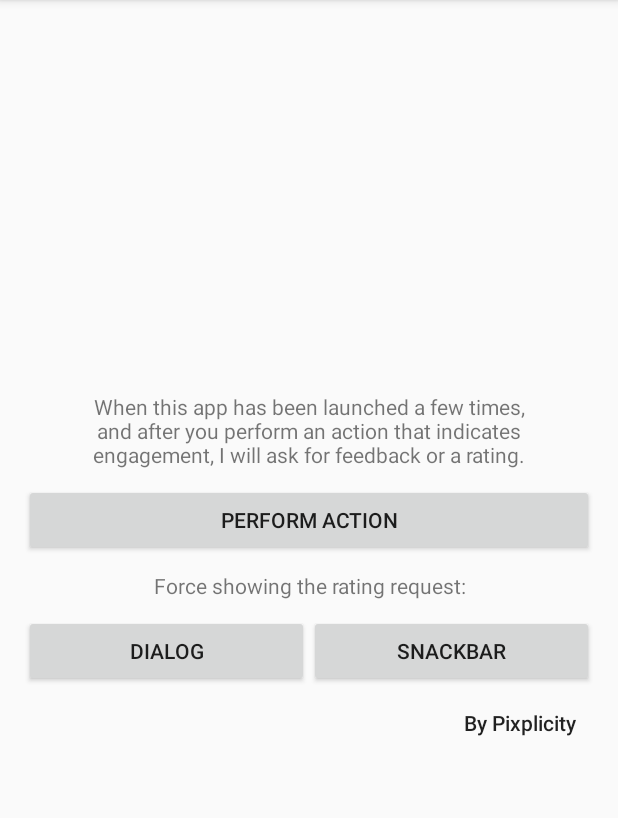
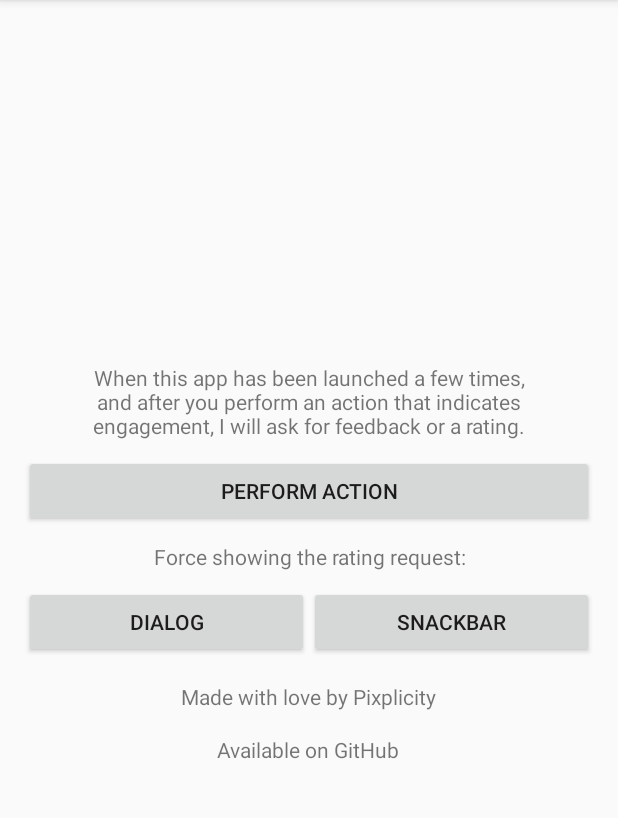
Before and after one commit to Pixplicity/gene-rate, an Android app: the screen it shows after launch (MainActivity), on a phone screen of 412 x 824 dp, the part 84-902 px from its top. Run offline under Robolectric (Android 15) with nearby library versions, the phone set to English and light mode, and no system bars.

```diff
--- a/app/src/main/java/com/pixplicity/generate/sample/MainActivity.java
+++ b/app/src/main/java/com/pixplicity/generate/sample/MainActivity.java
@@ -24,6 +24,7 @@ import android.view.View;
 import android.view.View.OnClickListener;
 import android.view.ViewGroup;
 import android.widget.Button;
+import android.widget.TextView;
 import android.widget.Toast;
 
 import com.pixplicity.generate.OnFeedbackListener;
@@ -79,12 +80,23 @@ public class MainActivity extends AppCompatActivity {
                 .setSnackBarParent(root)
                 .build();
 
-        Button btInfo = (Button) findViewById(R.id.bt_info);
-        btInfo.setOnClickListener(new OnClickListener() {
+        TextView tvMadeBy = (TextView) findViewById(R.id.tv_made_by);
+        tvMadeBy.setOnClickListener(new OnClickListener() {
             @Override
             public void onClick(View view) {
                 Intent intent = new Intent(Intent.ACTION_VIEW);
-                intent.setData(Uri.parse("https://pixplicity.com/?utm_source=android-gene-rate-app&utm_medium=app"));
+                intent.setData(Uri.parse(getString(R.string.pix_link)));
+                intent.setFlags(Intent.FLAG_ACTIVITY_NEW_TASK);
+                startActivity(intent);
+            }
+        });
+
+        TextView tvGitHub = (TextView) findViewById(R.id.tv_github);
+        tvGitHub.setOnClickListener(new OnClickListener() {
+            @Override
+            public void onClick(View view) {
+                Intent intent = new Intent(Intent.ACTION_VIEW);
+                intent.setData(Uri.parse(getString(R.string.github_link)));
                 intent.setFlags(Intent.FLAG_ACTIVITY_NEW_TASK);
                 startActivity(intent);
             }
--- a/app/src/main/res/layout/activity_main.xml
+++ b/app/src/main/res/layout/activity_main.xml
@@ -77,14 +77,27 @@
                 android:text="SnackBar"/>
         </LinearLayout>
 
-        <Button
-            android:id="@+id/bt_info"
-            style="@style/Base.Widget.AppCompat.Button.Borderless"
+        <TextView
+            android:id="@+id/tv_made_by"
             android:layout_width="wrap_content"
             android:layout_height="wrap_content"
-            android:layout_gravity="end"
-            android:text="By Pixplicity"
-            android:textAllCaps="false"
-            android:textStyle="normal"/>
+            android:layout_gravity="center_horizontal"
+            android:layout_marginTop="8dp"
+            android:autoLink="all"
+            android:background="?android:selectableItemBackground"
+            android:padding="8dp"
+            android:text="@string/made_by"/>
+
+        <TextView
+            android:id="@+id/tv_github"
+            android:layout_width="wrap_content"
+            android:layout_height="wrap_content"
+            android:layout_gravity="center_horizontal"
+            android:layout_marginBottom="8dp"
+            android:autoLink="all"
+            android:background="?android:selectableItemBackground"
+            android:clickable="true"
+            android:padding="8dp"
+            android:text="@string/github"/>
     </LinearLayout>
 </android.support.design.widget.CoordinatorLayout>
--- a/app/src/main/res/values/strings.xml
+++ b/app/src/main/res/values/strings.xml
@@ -16,4 +16,8 @@
 
 <resources>
     <string name="app_name">Gene-rate</string>
+    <string name="pix_link" translatable="false">https://pixplicity.com/?utm_source=android-gene-rate-app&amp;utm_medium=app</string>
+    <string name="made_by">Made with love by <a>Pixplicity</a></string>
+    <string name="github_link">https://github.com/Pixplicity/gene-rate/</string>
+    <string name="github">Available on <a>GitHub</a></string>
 </resources>
--- a/gradle.properties
+++ b/gradle.properties
@@ -16,7 +16,7 @@
 org.gradle.jvmargs=-Xmx1536m
 #
 VERSION_CODE=3
-VERSION_NAME=1.0.1
+VERSION_NAME=1.1.0
 #
 GROUP=com.pixplicity.generate
 ARTIFACT_ID=gene-rate
```
Also changed, not shown: 2 other files.
